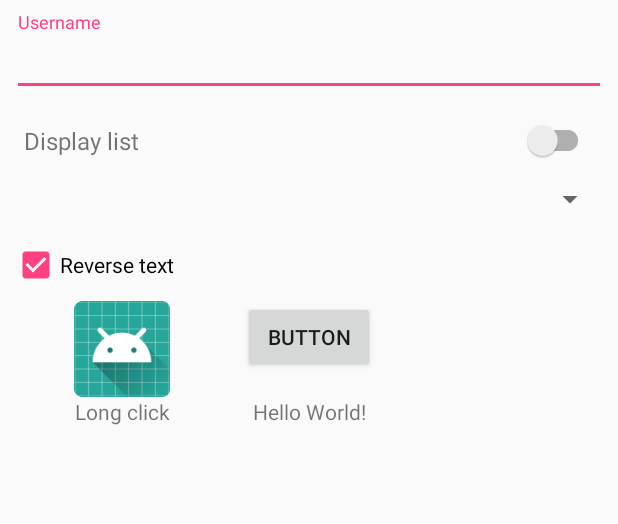
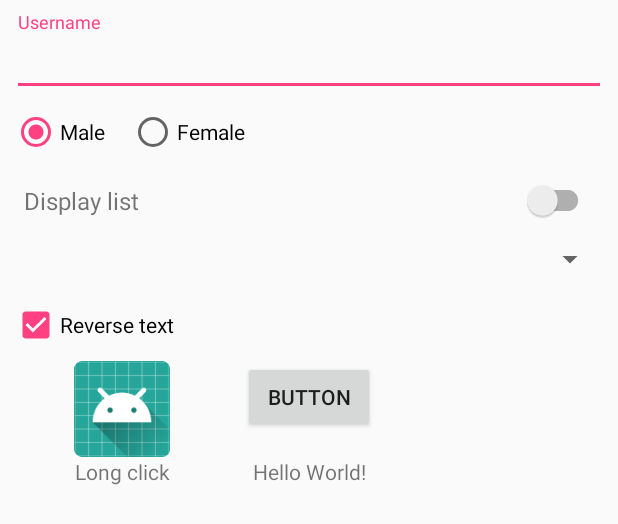
Before and after one commit to ArthurVimond/RxBindingAdapters, an Android app: the layout activity_main.xml on its own in the app's theme, with its tools: preview values and no code run, on a phone screen of 412 x 824 dp. Shown: the top 524 px of the screen. Run offline under Robolectric (Android 15) with nearby library versions, the phone set to English and light mode, and no system bars.

Commit message:
feat(sample): implement RadioGroup rxItem binding example

```diff
--- a/sample/src/main/java/fr/arthurvimond/rxbindingadapters/sample/MainViewModel.kt
+++ b/sample/src/main/java/fr/arthurvimond/rxbindingadapters/sample/MainViewModel.kt
@@ -22,6 +22,8 @@ class MainViewModel(application: Application) : AndroidViewModel(application) {
 
     val buttonClicks: PublishSubject<Empty> = PublishSubject.create()
     val imageLongClicks: PublishSubject<Empty> = PublishSubject.create()
+
+    val gender: BehaviorSubject<String> = BehaviorSubject.createDefault("Male")
 
     val viewTouchEvents: PublishSubject<MotionEvent> = PublishSubject.create()
 
@@ -65,6 +67,12 @@ class MainViewModel(application: Application) : AndroidViewModel(application) {
             Log.d("TAG", "imageLongClicks.onNext: $it")
         }.addTo(compositeDisposable)
 
+        // Subscribe to gender
+        gender.subscribe {
+            // Do any needed logic
+            Log.d("TAG", "gender.onNext: $it")
+        }.addTo(compositeDisposable)
+
         // Subscribe to viewTouchEvents
         viewTouchEvents.subscribe {
             // Do any needed logic
--- a/sample/src/main/res/layout/activity_main.xml
+++ b/sample/src/main/res/layout/activity_main.xml
@@ -36,6 +36,34 @@
                 app:rxText="@{viewModel.username}" />
         </android.support.design.widget.TextInputLayout>
 
+        <RadioGroup
+            android:id="@+id/genderRadioGroup"
+            android:layout_width="wrap_content"
+            android:layout_height="wrap_content"
+            android:layout_marginTop="8dp"
+            android:orientation="horizontal"
+            app:layout_constraintTop_toBottomOf="@+id/usernameTextInputLayout"
+            app:rxItem="@{viewModel.gender}">
+
+            <RadioButton
+                android:id="@+id/maleRadioButton"
+                android:layout_width="wrap_content"
+                android:layout_height="wrap_content"
+                android:layout_marginStart="8dp"
+                android:paddingEnd="8dp"
+                android:text="@string/gender_male"
+                tools:checked="true" />
+
+            <RadioButton
+                android:id="@+id/femaleRadioButton"
+                android:layout_width="wrap_content"
+                android:layout_height="wrap_content"
+                android:layout_marginStart="8dp"
+                android:paddingEnd="8dp"
+                android:text="@string/gender_female" />
+
+        </RadioGroup>
+
         <android.support.v7.widget.SwitchCompat
             android:id="@+id/displaySwitch"
             android:layout_width="wrap_content"
@@ -43,7 +71,7 @@
             android:layout_marginEnd="16dp"
             android:layout_marginTop="16dp"
             app:layout_constraintEnd_toEndOf="parent"
-            app:layout_constraintTop_toBottomOf="@+id/usernameTextInputLayout"
+            app:layout_constraintTop_toBottomOf="@+id/genderRadioGroup"
             app:rxChecked="@{viewModel.listVisible}" />
 
         <TextView
--- a/sample/src/main/res/values/strings.xml
+++ b/sample/src/main/res/values/strings.xml
@@ -5,4 +5,6 @@
     <string name="button">Button</string>
     <string name="reverseText">Reverse text</string>
     <string name="longClick">Long click</string>
+    <string name="gender_male">Male</string>
+    <string name="gender_female">Female</string>
 </resources>
```
